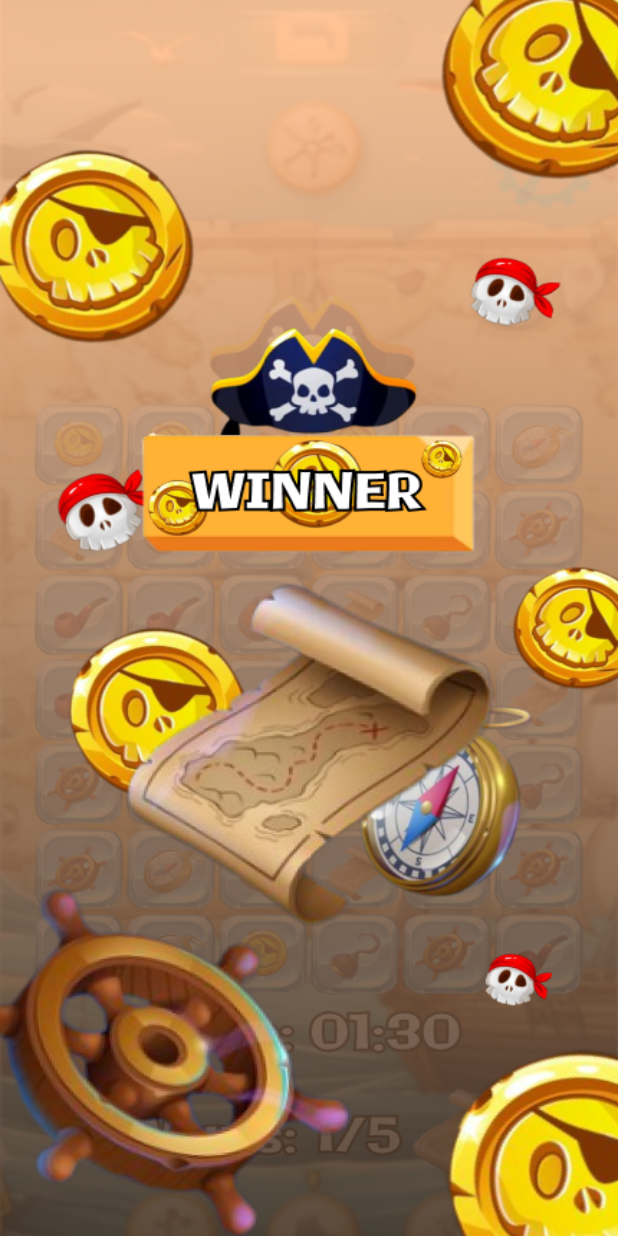
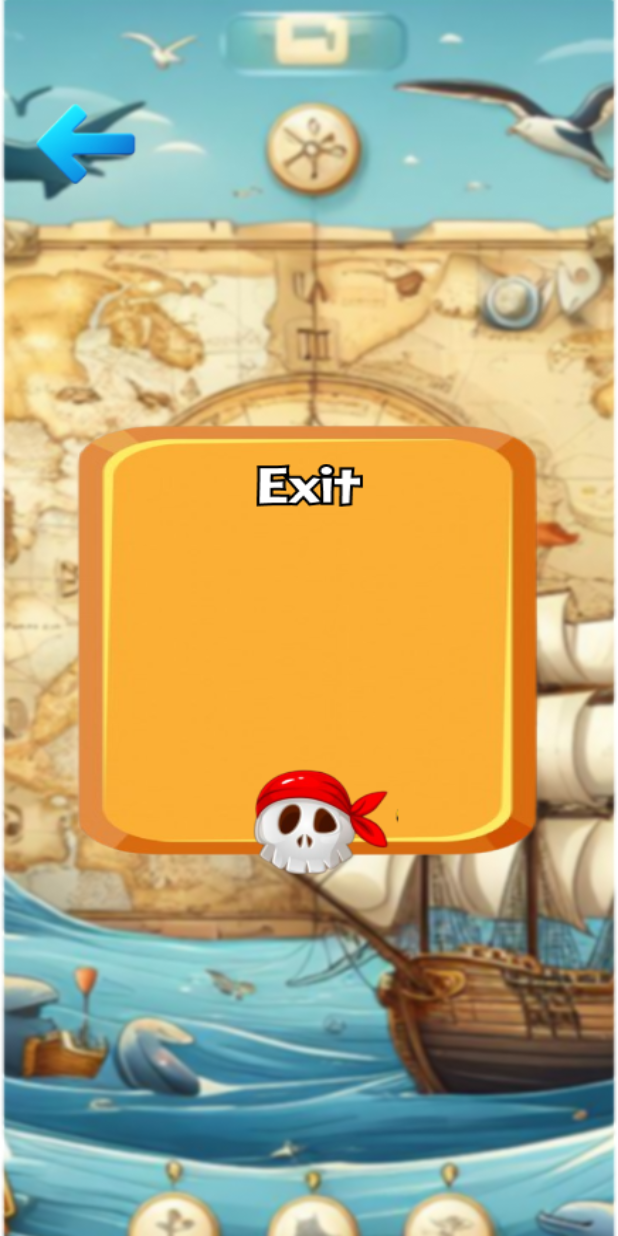
Before and after one commit to munem91/jogo_online, a Flutter app: the ExitScreen screen opened by its route, on a phone screen of 412 x 824 dp. Run offline on Flutter 3.47's test engine with Material 2 defaults, Android fonts, the light colour scheme and no system bars; our stand-ins replace audioplayers, bloc, flutter_bloc, google_fonts.

Commit message:
added all ui screen

```diff
--- a/lib/features/exit/exit_screen.dart
+++ b/lib/features/exit/exit_screen.dart
@@ -8,12 +8,28 @@ class ExitScreen extends StatelessWidget {
     return Scaffold(
       body: Center(
         child: Container(
-          alignment: Alignment.center,
+          alignment: Alignment.topLeft,
           decoration: const BoxDecoration(
             image: DecorationImage(
               image: AssetImage(
-                  "assets/images/win.png"), // Замените на путь к вашему изображению фона
+                  "assets/images/exit.png"), // Замените на путь к вашему изображению фона
               fit: BoxFit.fill,
+            ),
+          ),
+          child: Padding(
+            padding: const EdgeInsets.only(left: 20.0, top: 60),
+            child: GestureDetector(
+              onTap: () {
+                // Ваш код для открытия другого экрана
+                Navigator.of(context).pushReplacementNamed('/');
+              },
+              child: SizedBox(
+                width: 24 * 3,
+                height: 24 * 3,
+                child: Image.asset(
+                  "assets/images/back.png", // Замените путь к вашему изображению
+                ),
+              ),
             ),
           ),
         ),
--- a/lib/main.dart
+++ b/lib/main.dart
@@ -17,7 +17,7 @@ class MyApp extends StatelessWidget {
     return MaterialApp(
       debugShowCheckedModeBanner: false,
       routes: {
-        '/': (context) => const MenuScreen(),
+        '/': (context) => MenuScreen(),
         // MenuScreen(),
         '/settingScreen': (context) => const SettingScreen(),
         '/gameScreen': (context) => const GameScreen(),
--- a/pubspec.yaml
+++ b/pubspec.yaml
@@ -36,10 +36,9 @@ dependencies:
   # Use with the CupertinoIcons class for iOS style icons.
   cupertino_icons: ^1.0.2
   flutter_bloc: ^8.1.3
-  image: ^4.1.3
   google_fonts: ^6.1.0
-  stroke_text: ^0.0.2
-  outlined_text: ^1.0.1
+  audioplayers: ^5.2.1
+
 
 dev_dependencies:
   flutter_test:
@@ -66,6 +65,7 @@ flutter:
   # To add assets to your application, add an assets section, like this:
   assets:
     - assets/images/
+    - assets/sound/
   #   - images/a_dot_ham.jpeg
 
   # An image asset can refer to one or more resolution-specific "variants", see
```
Also changed, not shown: lib/features/menu/menu.dart (+35 -17 lines), lib/features/rules/rules_screen.dart (+18 -2 lines), lib/features/setting/setting_screen.dart (+18 -2 lines), assets/images/exit.png, assets/images/exitbutton.png (added), assets/images/rulescrop.png (added), assets/images/settingscreen.png (added), pubspec.lock, 1 other file.
